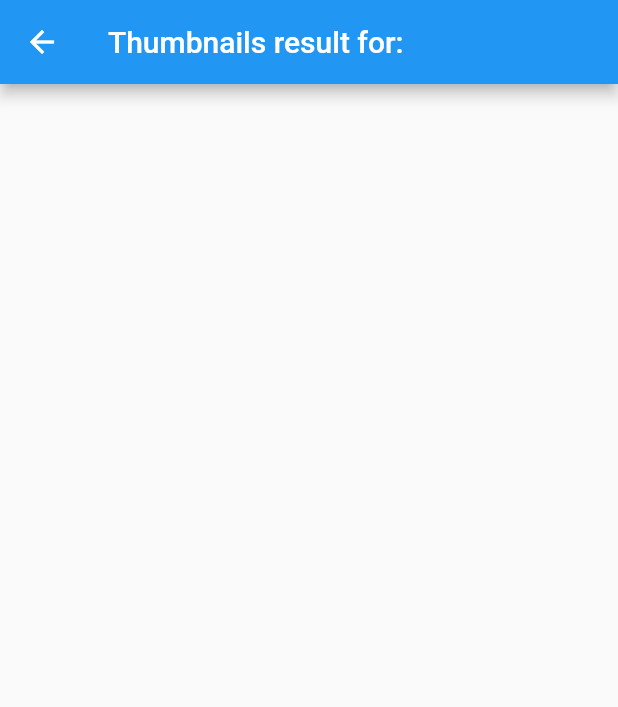
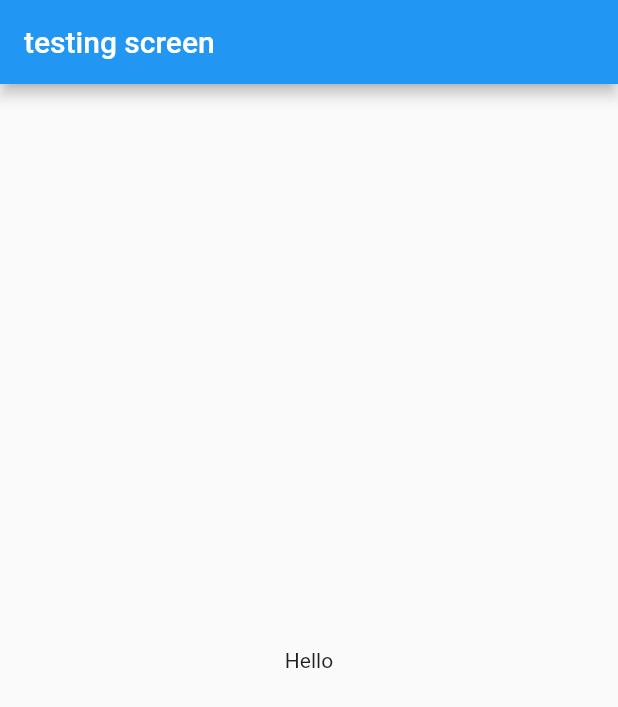
Before and after one commit to LukasZlocki/flickr_viewer, a Flutter app: the screen it shows after launch, after a tap on "Switch Page", on a phone screen of 412 x 824 dp. Shown: the top 707 px of the screen. Run offline on Flutter 3.47's test engine with Material 2 defaults, Android fonts, the phone set to English and light mode, and no system bars.

Commit message:
Small code updated adds nothing

```diff
--- /dev/null
+++ b/lib/TestScreen.dart
@@ -0,0 +1,37 @@
+import 'package:flutter/cupertino.dart';
+import 'package:flutter/material.dart';
+
+class TestScreen extends StatelessWidget {
+  const TestScreen({super.key, required this.tag, required this.urlImgList});
+
+  final String tag;
+  final List<String> urlImgList;
+
+  final String title = "testing screen";
+
+
+  @override
+  Widget build(BuildContext context) {
+    return MaterialApp(
+      title: "Test screen",
+      home: Scaffold(
+        appBar: AppBar(
+          title: Text(title),
+        ),
+        body:ImagePresenter(),
+      ),);
+
+  }
+}
+
+class ImagePresenter extends StatelessWidget {
+  @override
+  Widget build(BuildContext context) {
+    return Center(
+      child: Text(
+        'Hello'
+      ),
+    );
+  }
+
+}
--- a/lib/home_page.dart
+++ b/lib/home_page.dart
@@ -4,6 +4,8 @@ import 'package:flickr_viewer/thumbnail_screen.dart';
 import 'package:flutter/cupertino.dart';
 import 'package:flutter/material.dart';
 import 'package:http/http.dart' as http;
+
+import 'TestScreen.dart';
 
 
 class HomePage extends StatefulWidget {
@@ -45,7 +47,7 @@ class _HomePageState extends State<HomePage> {
                   Navigator.push(
                       context,
                       MaterialPageRoute(
-                          builder: ((context) => ThumbnailScreen(
+                          builder: ((context) => TestScreen(
                                 tag: txtController.text,
                                 urlImgList: urlImgList,
                               ))));
```
